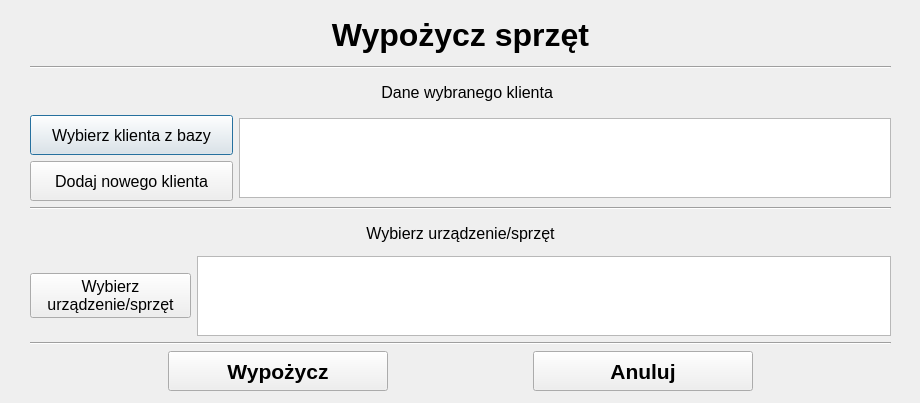
Before: the Qt Designer form addhire.ui in gumikola/rental_app, drawn with Qt 5.
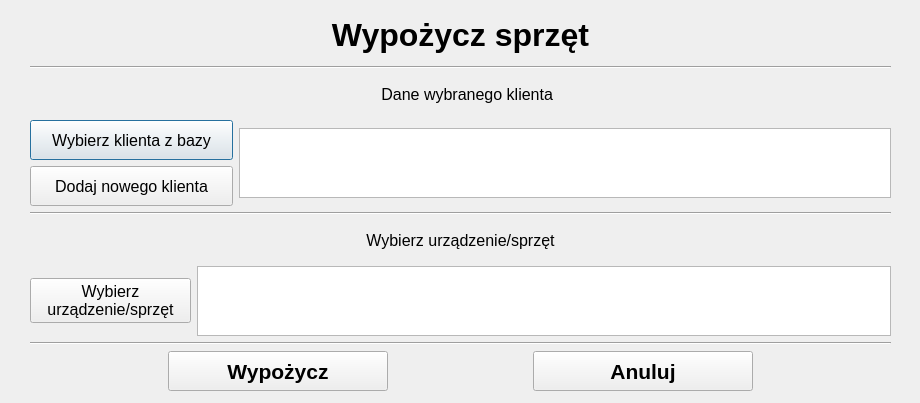
After: the same form once the commit is applied.

Commit message: changed tables sizes in add hire window

The edit to the form file:
```diff
--- a/addhire.ui
+++ b/addhire.ui
@@ -123,13 +123,13 @@
         <property name="minimumSize">
          <size>
           <width>0</width>
-          <height>80</height>
+          <height>70</height>
          </size>
         </property>
         <property name="maximumSize">
          <size>
           <width>16777215</width>
-          <height>80</height>
+          <height>70</height>
          </size>
         </property>
        </widget>
@@ -187,13 +187,13 @@
         <property name="minimumSize">
          <size>
           <width>0</width>
-          <height>80</height>
+          <height>70</height>
          </size>
         </property>
         <property name="maximumSize">
          <size>
           <width>16777215</width>
-          <height>80</height>
+          <height>70</height>
          </size>
         </property>
        </widget>
```
The commit also changes 1 other file.
